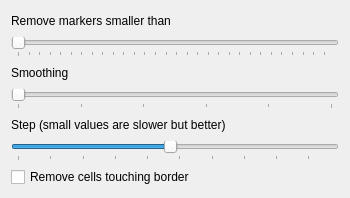
The window that views/watershed.ui (tmramalho/bigCellBrotherGUI) describes before a commit, drawn with Qt 5.
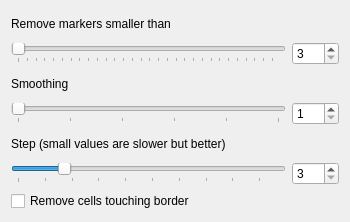
The same window after the commit.

Patch:
```diff
--- a/views/watershed.ui
+++ b/views/watershed.ui
@@ -7,7 +7,7 @@
     <x>0</x>
     <y>0</y>
     <width>350</width>
-    <height>198</height>
+    <height>222</height>
    </rect>
   </property>
   <property name="sizePolicy">
@@ -21,44 +21,8 @@
   </property>
   <layout class="QGridLayout" name="gridLayout">
    <item row="0" column="0">
-    <layout class="QVBoxLayout" name="verticalLayout">
-     <item>
-      <widget class="QLabel" name="label">
-       <property name="text">
-        <string>Remove markers smaller than</string>
-       </property>
-      </widget>
-     </item>
-     <item>
-      <widget class="QSlider" name="sizeSlider">
-       <property name="minimum">
-        <number>3</number>
-       </property>
-       <property name="maximum">
-        <number>300</number>
-       </property>
-       <property name="singleStep">
-        <number>2</number>
-       </property>
-       <property name="value">
-        <number>3</number>
-       </property>
-       <property name="orientation">
-        <enum>Qt::Horizontal</enum>
-       </property>
-       <property name="tickPosition">
-        <enum>QSlider::TicksBelow</enum>
-       </property>
-      </widget>
-     </item>
-     <item>
-      <widget class="QLabel" name="label_2">
-       <property name="text">
-        <string>Smoothing</string>
-       </property>
-      </widget>
-     </item>
-     <item>
+    <layout class="QGridLayout" name="gridLayout_2">
+     <item row="3" column="0">
       <widget class="QSlider" name="smoothingSlider">
        <property name="minimum">
         <number>1</number>
@@ -83,33 +47,40 @@
        </property>
       </widget>
      </item>
-     <item>
+     <item row="2" column="0">
+      <widget class="QLabel" name="label_2">
+       <property name="text">
+        <string>Smoothing</string>
+       </property>
+      </widget>
+     </item>
+     <item row="5" column="0">
+      <widget class="QSlider" name="stepSlider">
+       <property name="minimum">
+        <number>3</number>
+       </property>
+       <property name="maximum">
+        <number>100</number>
+       </property>
+       <property name="value">
+        <number>20</number>
+       </property>
+       <property name="orientation">
+        <enum>Qt::Horizontal</enum>
+       </property>
+       <property name="tickPosition">
+        <enum>QSlider::TicksBelow</enum>
+       </property>
+      </widget>
+     </item>
+     <item row="4" column="0">
       <widget class="QLabel" name="label_3">
        <property name="text">
         <string>Step (small values are slower but better)</string>
        </property>
       </widget>
      </item>
-     <item>
-      <widget class="QSlider" name="stepSlider">
-       <property name="minimum">
-        <number>3</number>
-       </property>
-       <property name="maximum">
-        <number>100</number>
-       </property>
-       <property name="value">
-        <number>50</number>
-       </property>
-       <property name="orientation">
-        <enum>Qt::Horizontal</enum>
-       </property>
-       <property name="tickPosition">
-        <enum>QSlider::TicksBelow</enum>
-       </property>
-      </widget>
-     </item>
-     <item>
+     <item row="6" column="0">
       <widget class="QCheckBox" name="checkBox">
        <property name="enabled">
         <bool>true</bool>
@@ -119,6 +90,77 @@
        </property>
       </widget>
      </item>
+     <item row="0" column="0">
+      <widget class="QLabel" name="label">
+       <property name="text">
+        <string>Remove markers smaller than</string>
+       </property>
+      </widget>
+     </item>
+     <item row="1" column="0">
+      <widget class="QSlider" name="sizeSlider">
+       <property name="minimum">
+        <number>3</number>
+       </property>
+       <property name="maximum">
+        <number>300</number>
+       </property>
+       <property name="singleStep">
+        <number>2</number>
+       </property>
+       <property name="value">
+        <number>3</number>
+       </property>
+       <property name="orientation">
+        <enum>Qt::Horizontal</enum>
+       </property>
+       <property name="tickPosition">
+        <enum>QSlider::TicksBelow</enum>
+       </property>
+      </widget>
+     </item>
+     <item row="1" column="1">
+      <widget class="QSpinBox" name="sizeBox">
+       <property name="minimum">
+        <number>3</number>
+       </property>
+       <property name="maximum">
+        <number>300</number>
+       </property>
+       <property name="singleStep">
+        <number>2</number>
+       </property>
+       <property name="value">
+        <number>3</number>
+       </property>
+      </widget>
+     </item>
+     <item row="3" column="1">
+      <widget class="QSpinBox" name="smoothingBox">
+       <property name="minimum">
+        <number>1</number>
+       </property>
+       <property name="maximum">
+        <number>11</number>
+       </property>
+       <property name="singleStep">
+        <number>2</number>
+       </property>
+       <property name="value">
+        <number>1</number>
+       </property>
+      </widget>
+     </item>
+     <item row="5" column="1">
+      <widget class="QSpinBox" name="stepBox">
+       <property name="minimum">
+        <number>3</number>
+       </property>
+       <property name="maximum">
+        <number>100</number>
+       </property>
+      </widget>
+     </item>
     </layout>
    </item>
   </layout>
```
